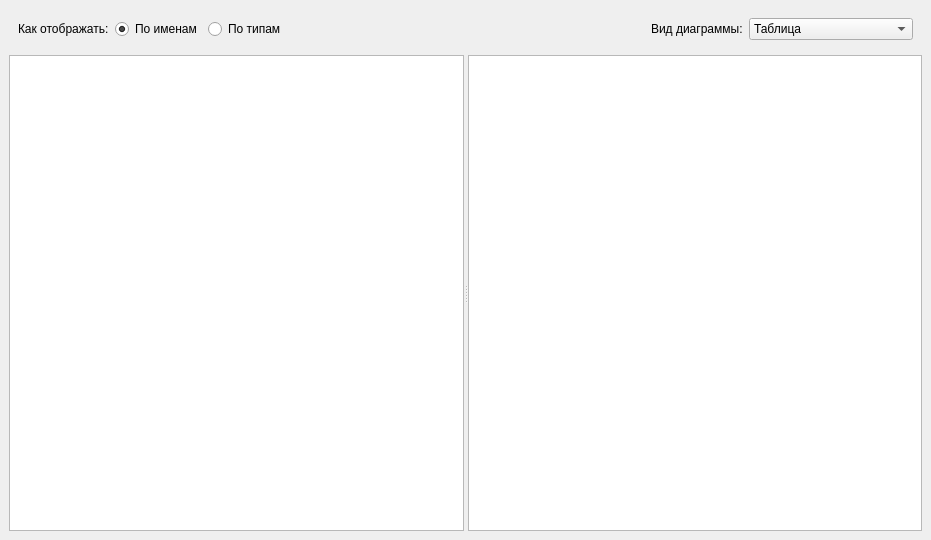
Qt form task3_filewatcher/mainwindow.ui (Kyzlasova/qt_college_tasks) before a commit.
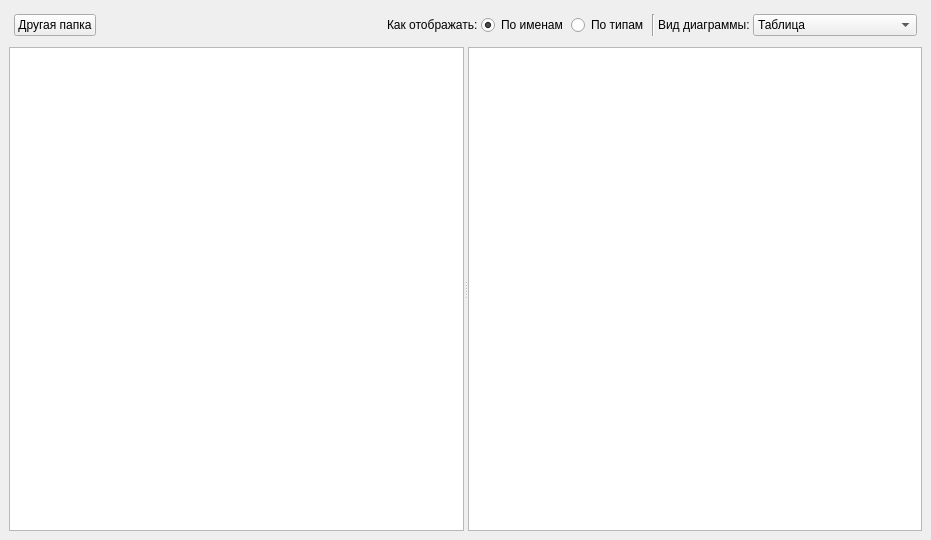
The same form after that commit.

Patch:
```diff
--- a/task3_filewatcher/mainwindow.ui
+++ b/task3_filewatcher/mainwindow.ui
@@ -24,27 +24,25 @@
        </sizepolicy>
       </property>
       <layout class="QHBoxLayout" name="horizontalLayout">
+       <property name="spacing">
+        <number>3</number>
+       </property>
+       <property name="leftMargin">
+        <number>5</number>
+       </property>
+       <property name="topMargin">
+        <number>5</number>
+       </property>
+       <property name="rightMargin">
+        <number>5</number>
+       </property>
+       <property name="bottomMargin">
+        <number>5</number>
+       </property>
        <item>
-        <widget class="QLabel" name="label">
+        <widget class="QPushButton" name="pushButton">
          <property name="text">
-          <string>Как отображать:</string>
-         </property>
-        </widget>
-       </item>
-       <item>
-        <widget class="QRadioButton" name="radioButton">
-         <property name="text">
-          <string>По именам</string>
-         </property>
-         <property name="checked">
-          <bool>true</bool>
-         </property>
-        </widget>
-       </item>
-       <item>
-        <widget class="QRadioButton" name="radioButton_2">
-         <property name="text">
-          <string>По типам</string>
+          <string>Другая папка</string>
          </property>
         </widget>
        </item>
@@ -61,6 +59,37 @@
          </property>
         </spacer>
        </item>
+       <item>
+        <widget class="QLabel" name="label">
+         <property name="text">
+          <string>Как отображать:</string>
+         </property>
+        </widget>
+       </item>
+       <item>
+        <widget class="QRadioButton" name="radioButton">
+         <property name="text">
+          <string>По именам</string>
+         </property>
+         <property name="checked">
+          <bool>true</bool>
+         </property>
+        </widget>
+       </item>
+       <item>
+        <widget class="QRadioButton" name="radioButton_2">
+         <property name="text">
+          <string>По типам</string>
+         </property>
+        </widget>
+       </item>
+       <item>
+        <widget class="Line" name="line">
+         <property name="orientation">
+          <enum>Qt::Vertical</enum>
+         </property>
+        </widget>
+       </item>
        <item>
         <widget class="QLabel" name="label_2">
          <property name="text">
```
Left out of the diff: 2 changed lines with no effect on the pictures.
